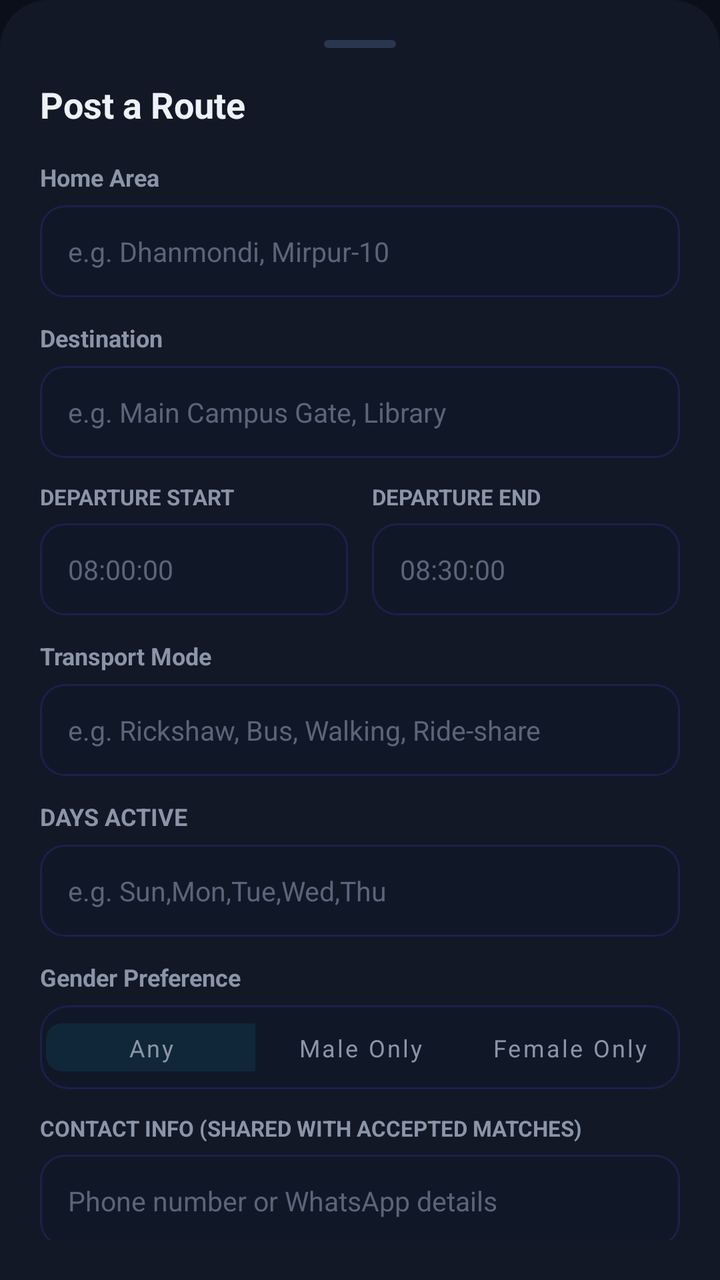
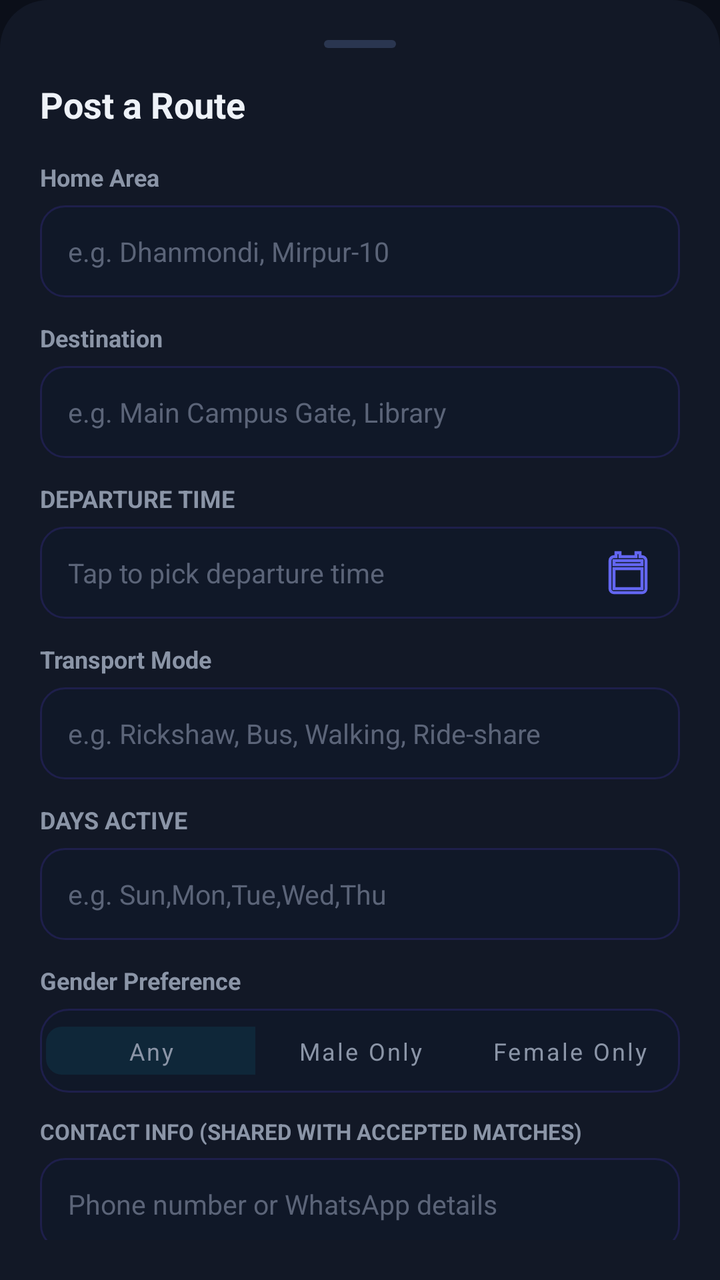

Two renders of the same Android screen: before a commit and after it. Below are the layout's source before the change and the commit's diff.
<!-- AndroidManifest.xml: application theme Theme.CampusConnect -->
<!-- res/layout/dialog_post_route.xml -->
<?xml version="1.0" encoding="utf-8"?>
<androidx.core.widget.NestedScrollView xmlns:android="http://schemas.android.com/apk/res/android"
    xmlns:app="http://schemas.android.com/apk/res-auto"
    android:layout_width="match_parent"
    android:layout_height="wrap_content"
    android:background="@drawable/bg_rm_bottom_sheet"
    android:padding="20dp">

    <LinearLayout
        android:layout_width="match_parent"
        android:layout_height="wrap_content"
        android:orientation="vertical">

        
        <View
            android:layout_width="36dp"
            android:layout_height="4dp"
            android:layout_gravity="center_horizontal"
            android:layout_marginBottom="16dp"
            android:background="@drawable/bg_lf_drag_handle" />

        
        <TextView
            android:id="@+id/tvTitle"
            android:layout_width="wrap_content"
            android:layout_height="wrap_content"
            android:text="@string/post_route_title"
            android:textColor="@color/text_primary"
            android:textSize="18sp"
            android:textStyle="bold" />

        
        <TextView
            android:layout_width="wrap_content"
            android:layout_height="wrap_content"
            android:layout_marginTop="16dp"
            android:text="@string/label_home_area"
            android:textColor="@color/text_dim"
            android:textSize="12sp"
            android:textStyle="bold" />

        <EditText
            android:id="@+id/etHomeArea"
            android:layout_width="match_parent"
            android:layout_height="46dp"
            android:layout_marginTop="6dp"
            android:background="@drawable/bg_rm_input"
            android:hint="e.g. Dhanmondi, Mirpur-10"
            android:inputType="text"
            android:paddingHorizontal="14dp"
            android:textColor="@color/text_primary"
            android:textColorHint="@color/text_faint"
            android:textSize="13.5sp" />

        
        <TextView
            android:layout_width="wrap_content"
            android:layout_height="wrap_content"
            android:layout_marginTop="12dp"
            android:text="@string/label_destination"
            android:textColor="@color/text_dim"
            android:textSize="12sp"
            android:textStyle="bold" />

        <EditText
            android:id="@+id/etDestination"
            android:layout_width="match_parent"
            android:layout_height="46dp"
            android:layout_marginTop="6dp"
            android:background="@drawable/bg_rm_input"
            android:hint="e.g. Main Campus Gate, Library"
            android:inputType="text"
            android:paddingHorizontal="14dp"
            android:textColor="@color/text_primary"
            android:textColorHint="@color/text_faint"
            android:textSize="13.5sp" />

        
        <LinearLayout
            android:layout_width="match_parent"
            android:layout_height="wrap_content"
            android:layout_marginTop="12dp"
            android:orientation="horizontal">

            <LinearLayout
                android:layout_width="0dp"
                android:layout_height="wrap_content"
                android:layout_marginEnd="6dp"
                android:layout_weight="1"
                android:orientation="vertical">

                <TextView
                    android:layout_width="wrap_content"
                    android:layout_height="wrap_content"
                    android:text="DEPARTURE START"
                    android:textColor="@color/text_dim"
                    android:textSize="11sp"
                    android:textStyle="bold" />

                <EditText
                    android:id="@+id/etDepartureStart"
                    android:layout_width="match_parent"
                    android:layout_height="46dp"
                    android:layout_marginTop="6dp"
                    android:background="@drawable/bg_rm_input"
                    android:hint="08:00:00"
                    android:inputType="text"
                    android:paddingHorizontal="14dp"
                    android:textColor="@color/text_primary"
                    android:textColorHint="@color/text_faint"
                    android:textSize="13.5sp" />
            </LinearLayout>

            <LinearLayout
                android:layout_width="0dp"
                android:layout_height="wrap_content"
                android:layout_marginStart="6dp"
                android:layout_weight="1"
                android:orientation="vertical">

                <TextView
                    android:layout_width="wrap_content"
                    android:layout_height="wrap_content"
                    android:text="DEPARTURE END"
                    android:textColor="@color/text_dim"
                    android:textSize="11sp"
                    android:textStyle="bold" />

                <EditText
                    android:id="@+id/etDepartureEnd"
                    android:layout_width="match_parent"
                    android:layout_height="46dp"
                    android:layout_marginTop="6dp"
                    android:background="@drawable/bg_rm_input"
                    android:hint="08:30:00"
                    android:inputType="text"
                    android:paddingHorizontal="14dp"
                    android:textColor="@color/text_primary"
                    android:textColorHint="@color/text_faint"
                    android:textSize="13.5sp" />
            </LinearLayout>
        </LinearLayout>

        
        <TextView
            android:layout_width="wrap_content"
            android:layout_height="wrap_content"
            android:layout_marginTop="12dp"
            android:text="@string/label_transport_mode"
            android:textColor="@color/text_dim"
            android:textSize="12sp"
            android:textStyle="bold" />

        <EditText
            android:id="@+id/etTransportMode"
            android:layout_width="match_parent"
            android:layout_height="46dp"
            android:layout_marginTop="6dp"
            android:background="@drawable/bg_rm_input"
            android:hint="e.g. Rickshaw, Bus, Walking, Ride-share"
            android:inputType="text"
            android:paddingHorizontal="14dp"
            android:textColor="@color/text_primary"
            android:textColorHint="@color/text_faint"
            android:textSize="13.5sp" />

        
        <TextView
            android:layout_width="wrap_content"
            android:layout_height="wrap_content"
            android:layout_marginTop="12dp"
            android:text="DAYS ACTIVE"
            android:textColor="@color/text_dim"
            android:textSize="12sp"
            android:textStyle="bold" />

        <EditText
            android:id="@+id/etDaysActive"
            android:layout_width="match_parent"
            android:layout_height="46dp"
            android:layout_marginTop="6dp"
            android:background="@drawable/bg_rm_input"
            android:hint="e.g. Sun,Mon,Tue,Wed,Thu"
            android:inputType="text"
            android:paddingHorizontal="14dp"
            android:textColor="@color/text_primary"
            android:textColorHint="@color/text_faint"
            android:textSize="13.5sp" />

        
        <TextView
            android:layout_width="wrap_content"
            android:layout_height="wrap_content"
            android:layout_marginTop="12dp"
            android:text="@string/label_gender_pref"
            android:textColor="@color/text_dim"
            android:textSize="12sp"
            android:textStyle="bold" />

        <com.google.android.material.button.MaterialButtonToggleGroup
            android:id="@+id/toggleGenderPref"
            android:layout_width="match_parent"
            android:layout_height="42dp"
            android:layout_marginTop="6dp"
            android:background="@drawable/bg_rm_segment_container"
            android:padding="3dp"
            app:checkedButton="@+id/btnGenderAny"
            app:singleSelection="true"
            app:selectionRequired="true">

            <com.google.android.material.button.MaterialButton
                android:id="@+id/btnGenderAny"
                style="@style/Widget.MaterialComponents.Button.TextButton"
                android:layout_width="0dp"
                android:layout_height="match_parent"
                android:layout_weight="1"
                android:text="Any"
                android:textAllCaps="false"
                android:textColor="@color/text_dim"
                android:textSize="12sp"
                app:cornerRadius="8dp" />

            <com.google.android.material.button.MaterialButton
                android:id="@+id/btnGenderMale"
                style="@style/Widget.MaterialComponents.Button.TextButton"
                android:layout_width="0dp"
                android:layout_height="match_parent"
                android:layout_weight="1"
                android:text="Male Only"
                android:textAllCaps="false"
                android:textColor="@color/text_dim"
                android:textSize="12sp"
                app:cornerRadius="8dp" />

            <com.google.android.material.button.MaterialButton
                android:id="@+id/btnGenderFemale"
                style="@style/Widget.MaterialComponents.Button.TextButton"
                android:layout_width="0dp"
                android:layout_height="match_parent"
                android:layout_weight="1"
                android:text="Female Only"
                android:textAllCaps="false"
                android:textColor="@color/text_dim"
                android:textSize="12sp"
                app:cornerRadius="8dp" />
        </com.google.android.material.button.MaterialButtonToggleGroup>

        
        <TextView
            android:layout_width="wrap_content"
            android:layout_height="wrap_content"
            android:layout_marginTop="12dp"
            android:text="CONTACT INFO (SHARED WITH ACCEPTED MATCHES)"
            android:textColor="@color/text_dim"
            android:textSize="11sp"
            android:textStyle="bold" />

        <EditText
            android:id="@+id/etContactInfo"
            android:layout_width="match_parent"
            android:layout_height="46dp"
            android:layout_marginTop="6dp"
            android:background="@drawable/bg_rm_input"
            android:hint="Phone number or WhatsApp details"
            android:inputType="text"
            android:paddingHorizontal="14dp"
            android:textColor="@color/text_primary"
            android:textColorHint="@color/text_faint"
            android:textSize="13.5sp" />

        
        <TextView
            android:layout_width="wrap_content"
            android:layout_height="wrap_content"
            android:layout_marginTop="12dp"
            android:text="NOTES (OPTIONAL)"
            android:textColor="@color/text_dim"
            android:textSize="11sp"
            android:textStyle="bold" />

        <EditText
            android:id="@+id/etNote"
            android:layout_width="match_parent"
            android:layout_height="80dp"
            android:layout_marginTop="6dp"
            android:background="@drawable/bg_rm_input"
            android:gravity="top|start"
            android:hint="Add pickup details or preference note..."
            android:inputType="textMultiLine"
            android:padding="12dp"
            android:textColor="@color/text_primary"
            android:textColorHint="@color/text_faint"
            android:textSize="13sp" />

        
        <com.google.android.material.button.MaterialButton
            android:id="@+id/btnSubmit"
            android:layout_width="match_parent"
            android:layout_height="50dp"
            android:layout_marginTop="20dp"
            android:layout_marginBottom="16dp"
            android:backgroundTint="@color/indigo"
            android:text="Publish Route"
            android:textAllCaps="false"
            android:textColor="@color/btn_on_indigo_text"
            android:textSize="15sp"
            android:textStyle="bold"
            app:cornerRadius="12dp" />

    </LinearLayout>
</androidx.core.widget.NestedScrollView>
<!-- resources referenced by this layout -->
<resources>
  <color name="btn_on_indigo_text">#FFFFFF</color>
  <color name="indigo">#6366F1</color>
  <color name="text_dim">#8B95A7</color>
  <color name="text_faint">#5B6478</color>
  <color name="text_primary">#EEF2F8</color>
  <!-- drawable bg_lf_drag_handle (drawable) -->
  <?xml version="1.0" encoding="utf-8"?>
  <shape xmlns:android="http://schemas.android.com/apk/res/android"
      android:shape="rectangle">
      <solid android:color="#2A3650"/>
      <corners android:radius="2dp"/>
  </shape>
  <!-- drawable bg_rm_bottom_sheet (drawable) -->
  <?xml version="1.0" encoding="utf-8"?>
  <shape xmlns:android="http://schemas.android.com/apk/res/android"
      android:shape="rectangle">
      <solid android:color="@color/color_card"/>
      <corners
          android:topLeftRadius="24dp"
          android:topRightRadius="24dp"/>
  </shape>
  <!-- drawable bg_rm_input (drawable) -->
  <?xml version="1.0" encoding="utf-8"?>
  <shape xmlns:android="http://schemas.android.com/apk/res/android"
      android:shape="rectangle">
      <solid android:color="@color/input_bg"/>
      <stroke
          android:width="1dp"
          android:color="@color/indigo_dim"/>
      <corners android:radius="12dp"/>
  </shape>
  <!-- drawable bg_rm_segment_container (drawable) -->
  <?xml version="1.0" encoding="utf-8"?>
  <shape xmlns:android="http://schemas.android.com/apk/res/android"
      android:shape="rectangle">
      <solid android:color="@color/input_bg"/>
      <stroke
          android:width="1dp"
          android:color="@color/indigo_dim"/>
      <corners android:radius="14dp"/>
  </shape>
  <string name="label_destination">Destination</string>
  <string name="label_gender_pref">Gender Preference</string>
  <string name="label_home_area">Home Area</string>
  <string name="label_transport_mode">Transport Mode</string>
  <string name="post_route_title">Post a Route</string>
  <style name="Theme.CampusConnect" parent="Theme.MaterialComponents.DayNight.NoActionBar">
          <item name="android:windowBackground">@color/color_background</item>
          <item name="android:statusBarColor">@color/color_background</item>
          <item name="android:navigationBarColor">@color/color_background</item>
          <item name="colorPrimary">@color/color_cyan</item>
          <item name="colorPrimaryVariant">@color/color_purple</item>
          <item name="colorOnPrimary">@color/color_background</item>
          <item name="android:textColor">@color/color_text_primary</item>
          <item name="android:fontFamily">sans-serif</item>
          <item name="android:textColorHint">@color/color_muted</item>
          <item name="android:fitsSystemWindows">true</item>
      </style>
  <color name="color_card">#121826</color>
  <color name="input_bg">#101828</color>
  <color name="indigo_dim">#1E1F4B</color>
  <color name="color_background">#0B0F19</color>
  <color name="color_cyan">#00D2FF</color>
  <color name="color_purple">#8B5CF6</color>
  <color name="color_text_primary">#FFFFFF</color>
  <color name="color_muted">#9CA3AF</color>
</resources>

<!-- the commit's change to res/layout/dialog_post_route.xml (unified diff, before → after) -->
@@ -52,6 +52,15 @@
             android:textColorHint="@color/text_faint"
             android:textSize="13.5sp" />
 
+        <TextView
+            android:id="@+id/tvHomeAreaError"
+            android:layout_width="wrap_content"
+            android:layout_height="wrap_content"
+            android:layout_marginTop="4dp"
+            android:textColor="@color/color_red"
+            android:textSize="12sp"
+            android:visibility="gone" />
+
         
         <TextView
             android:layout_width="wrap_content"
@@ -75,71 +84,50 @@
             android:textColorHint="@color/text_faint"
             android:textSize="13.5sp" />
 
-        
-        <LinearLayout
-            android:layout_width="match_parent"
-            android:layout_height="wrap_content"
-            android:layout_marginTop="12dp"
-            android:orientation="horizontal">
-
-            <LinearLayout
-                android:layout_width="0dp"
-                android:layout_height="wrap_content"
-                android:layout_marginEnd="6dp"
-                android:layout_weight="1"
-                android:orientation="vertical">
-
-                <TextView
-                    android:layout_width="wrap_content"
-                    android:layout_height="wrap_content"
-                    android:text="DEPARTURE START"
-                    android:textColor="@color/text_dim"
-                    android:textSize="11sp"
-                    android:textStyle="bold" />
-
-                <EditText
-                    android:id="@+id/etDepartureStart"
-                    android:layout_width="match_parent"
-                    android:layout_height="46dp"
-                    android:layout_marginTop="6dp"
-                    android:background="@drawable/bg_rm_input"
-                    android:hint="08:00:00"
-                    android:inputType="text"
-                    android:paddingHorizontal="14dp"
-                    android:textColor="@color/text_primary"
-                    android:textColorHint="@color/text_faint"
-                    android:textSize="13.5sp" />
-            </LinearLayout>
-
-            <LinearLayout
-                android:layout_width="0dp"
-                android:layout_height="wrap_content"
-                android:layout_marginStart="6dp"
-                android:layout_weight="1"
-                android:orientation="vertical">
-
-                <TextView
-                    android:layout_width="wrap_content"
-                    android:layout_height="wrap_content"
-                    android:text="DEPARTURE END"
-                    android:textColor="@color/text_dim"
-                    android:textSize="11sp"
-                    android:textStyle="bold" />
-
-                <EditText
-                    android:id="@+id/etDepartureEnd"
-                    android:layout_width="match_parent"
-                    android:layout_height="46dp"
-                    android:layout_marginTop="6dp"
-                    android:background="@drawable/bg_rm_input"
-                    android:hint="08:30:00"
-                    android:inputType="text"
-                    android:paddingHorizontal="14dp"
-                    android:textColor="@color/text_primary"
-                    android:textColorHint="@color/text_faint"
-                    android:textSize="13.5sp" />
-            </LinearLayout>
-        </LinearLayout>
+        <TextView
+            android:id="@+id/tvDestinationError"
+            android:layout_width="wrap_content"
+            android:layout_height="wrap_content"
+            android:layout_marginTop="4dp"
+            android:textColor="@color/color_red"
+            android:textSize="12sp"
+            android:visibility="gone" />
+
+        
+        <TextView
+            android:layout_width="wrap_content"
+            android:layout_height="wrap_content"
+            android:layout_marginTop="12dp"
+            android:text="@string/label_departure_time"
+            android:textColor="@color/text_dim"
+            android:textSize="12sp"
+            android:textStyle="bold" />
+
+        <EditText
+            android:id="@+id/etDepartureTime"
+            android:layout_width="match_parent"
+            android:layout_height="46dp"
+            android:layout_marginTop="6dp"
+            android:background="@drawable/bg_rm_input"
+            android:clickable="true"
+            android:drawableEnd="@drawable/ic_calendar"
+            android:drawableTint="@color/indigo"
+            android:focusable="false"
+            android:hint="@string/hint_departure_time"
+            android:inputType="none"
+            android:paddingHorizontal="14dp"
+            android:textColor="@color/text_primary"
+            android:textColorHint="@color/text_faint"
+            android:textSize="13.5sp" />
+
+        <TextView
+            android:id="@+id/tvDepartureTimeError"
+            android:layout_width="wrap_content"
+            android:layout_height="wrap_content"
+            android:layout_marginTop="4dp"
+            android:textColor="@color/color_red"
+            android:textSize="12sp"
+            android:visibility="gone" />
 
         
         <TextView
@@ -268,6 +256,15 @@
             android:textColorHint="@color/text_faint"
             android:textSize="13.5sp" />
 
+        <TextView
+            android:id="@+id/tvContactInfoError"
+            android:layout_width="wrap_content"
+            android:layout_height="wrap_content"
+            android:layout_marginTop="4dp"
+            android:textColor="@color/color_red"
+            android:textSize="12sp"
+            android:visibility="gone" />
+
         
         <TextView
             android:layout_width="wrap_content"
<!-- resource entries referenced after the edit -->
@@ -1,6 +1,7 @@
 <!-- resources referenced by this layout -->
 <resources>
   <color name="btn_on_indigo_text">#FFFFFF</color>
+  <color name="color_red">#EF4444</color>
   <color name="indigo">#6366F1</color>
   <color name="text_dim">#8B95A7</color>
   <color name="text_faint">#5B6478</color>
@@ -41,6 +42,20 @@
           android:color="@color/indigo_dim"/>
       <corners android:radius="14dp"/>
   </shape>
+  <!-- drawable ic_calendar (drawable) -->
+  <vector xmlns:android="http://schemas.android.com/apk/res/android"
+      android:width="24dp"
+      android:height="24dp"
+      android:viewportWidth="24"
+      android:viewportHeight="24">
+    <path
+        android:fillColor="#00000000"
+        android:pathData="M19,4h-1V2h-2v2H8V2H6v2H5c-1.11,0 -1.99,0.9 -1.99,2L3,20c0,1.1 0.89,2 2,2h14c1.1,0 2,-0.9 2,-2V6c0,-1.1 -0.9,-2 -2,-2zm0,16H5V10h14v10zm0,-12H5V6h14v2z"
+        android:strokeColor="@color/text_dim"
+        android:strokeWidth="1.5"/>
+  </vector>
+  <string name="hint_departure_time">Tap to pick departure time</string>
+  <string name="label_departure_time">DEPARTURE TIME</string>
   <string name="label_destination">Destination</string>
   <string name="label_gender_pref">Gender Preference</string>
   <string name="label_home_area">Home Area</string>
